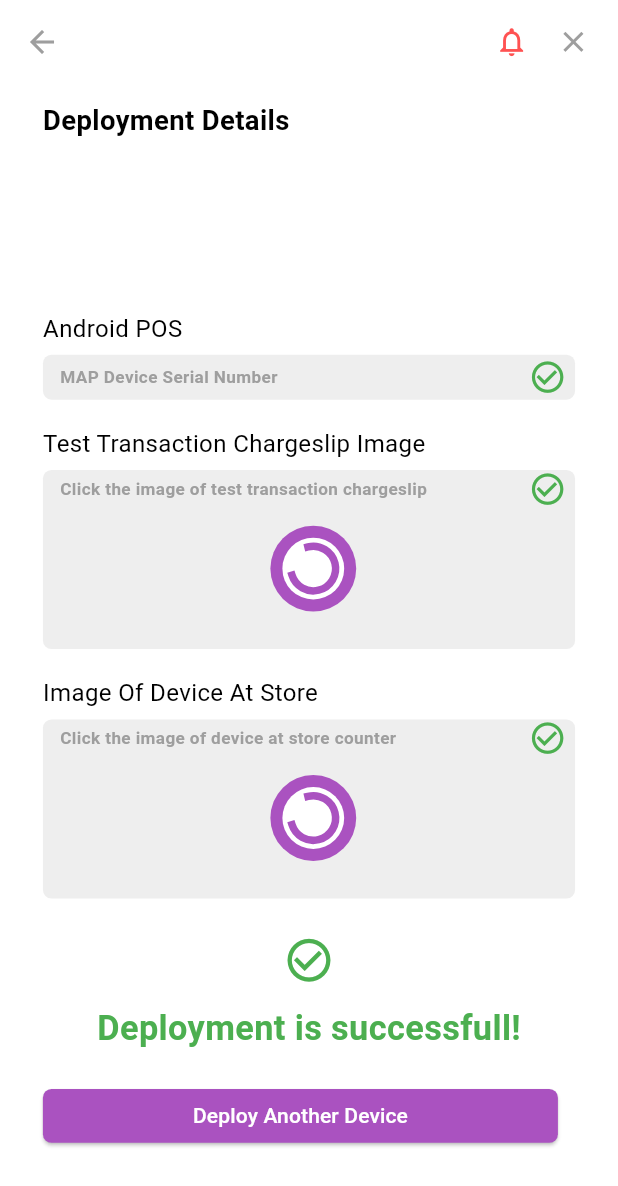
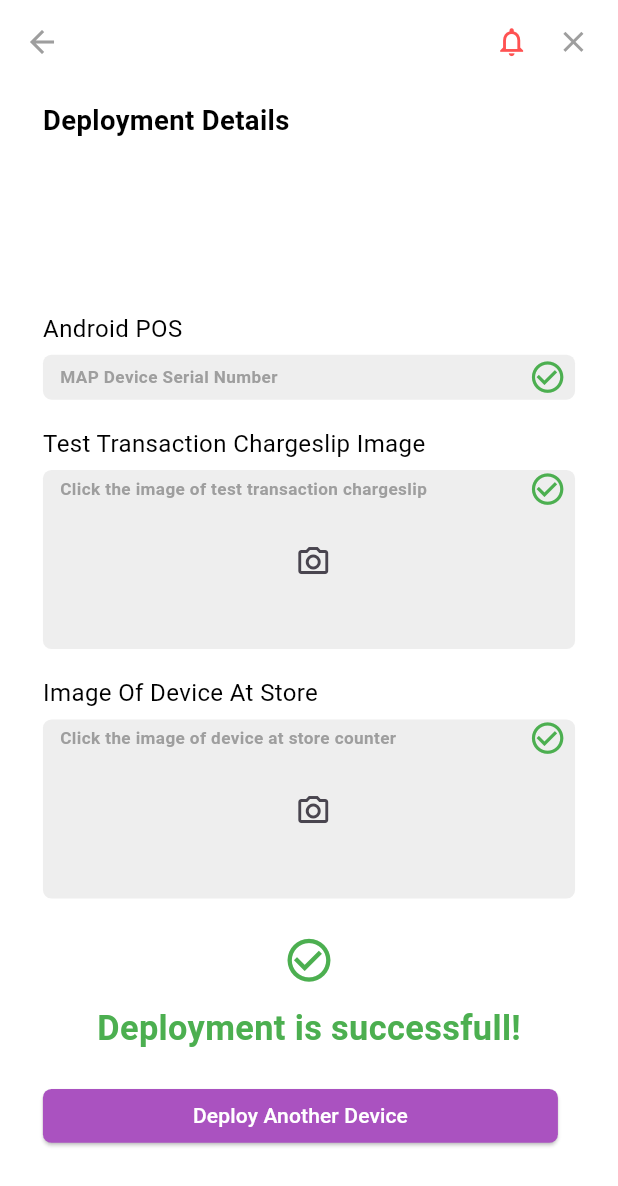
Before and after one commit to ArockiaRejoJ/payment_app, a Flutter app: the AndroidDeploymentScreen screen opened directly with empty values, on a phone screen of 412 x 824 dp. Shown: the top 1186 px of the screen. Run offline on Flutter 3.47's test engine with Material 3 defaults, Android fonts, the phone set to English and light mode, and no system bars; our stand-ins replace flutter_screenutil, image_picker.

```diff
--- a/lib/screens/android_deployment_screen.dart
+++ b/lib/screens/android_deployment_screen.dart
@@ -1,5 +1,8 @@
+import 'dart:io';
+
 import 'package:flutter/material.dart';
 import 'package:flutter_screenutil/flutter_screenutil.dart';
+import 'package:image_picker/image_picker.dart';
 
 class AndroidDeploymentScreen extends StatefulWidget {
   final String? name;
@@ -17,6 +20,53 @@ class AndroidDeploymentScreen extends StatefulWidget {
 }
 
 class _AndroidDeploymentScreenState extends State<AndroidDeploymentScreen> {
+  bool _isloading = false;
+  bool _isloading2 = false;
+  File? _imageFile;
+  File? _imageFile2;
+
+  Future<dynamic> _pickImage(ImageSource source, BuildContext context) async {
+    final picker = ImagePicker();
+    final pickedImage = await picker.pickImage(
+        source: source,
+        preferredCameraDevice: CameraDevice.rear,
+        maxHeight: 200.h,
+        maxWidth: 200.w);
+    setState(() {
+      _isloading = true;
+    });
+
+    if (pickedImage != null) {
+      setState(() {
+        _imageFile = File(pickedImage.path);
+      });
+      setState(() {
+        _isloading = false;
+      });
+    }
+  }
+
+  Future<dynamic> _pickImage1(ImageSource source, BuildContext context) async {
+    final picker = ImagePicker();
+    final pickedImage = await picker.pickImage(
+        source: source,
+        preferredCameraDevice: CameraDevice.rear,
+        maxHeight: 200.h,
+        maxWidth: 200.w);
+    setState(() {
+      _isloading2 = true;
+    });
+
+    if (pickedImage != null) {
+      setState(() {
+        _imageFile2 = File(pickedImage.path);
+      });
+      setState(() {
+        _isloading2 = false;
+      });
+    }
+  }
+
   @override
   Widget build(BuildContext context) {
     return Scaffold(
@@ -137,24 +187,30 @@ class _AndroidDeploymentScreenState extends State<AndroidDeploymentScreen> {
                     ],
                   ),
                   SizedBox(height: 10.h),
-                  Center(
-                    child: CircleAvatar(
-                      maxRadius: 25.r,
-                      minRadius: 25.r,
-                      backgroundColor: Theme.of(context).primaryColor,
-                      child: CircleAvatar(
-                        maxRadius: 18.r,
-                        minRadius: 18.r,
-                        backgroundColor: Colors.white,
-                        child: Padding(
-                          padding: EdgeInsets.all(5.r),
-                          child: CircularProgressIndicator(
-                              color: Theme.of(context).primaryColor,
-                              strokeWidth: 5),
-                        ),
+                  Row(
+                    mainAxisAlignment: MainAxisAlignment.center,
+                    children: [
+                      _imageFile != null
+                          ? _isloading
+                              ? const CircularProgressIndicator()
+                              : Padding(
+                                  padding: EdgeInsets.only(right: 10.w),
+                                  child: SizedBox(
+                                    height: 60.h,
+                                    width: 60.w,
+                                    child: Image.file(
+                                      _imageFile!,
                                     ),
                                   ),
                                 )
+                          : Container(),
+                      IconButton(
+                          onPressed: () {
+                            _pickImage(ImageSource.camera, context);
+                          },
+                          icon: const Icon(Icons.camera_alt_outlined)),
+                    ],
+                  ),
                 ],
               ),
             ),
@@ -198,24 +254,30 @@ class _AndroidDeploymentScreenState extends State<AndroidDeploymentScreen> {
                     ],
                   ),
                   SizedBox(height: 10.h),
-                  Center(
-                    child: CircleAvatar(
-                      maxRadius: 25.r,
-                      minRadius: 25.r,
-                      backgroundColor: Theme.of(context).primaryColor,
-                      child: CircleAvatar(
-                        maxRadius: 18.r,
-                        minRadius: 18.r,
-                        backgroundColor: Colors.white,
-                        child: Padding(
-                          padding: EdgeInsets.all(5.r),
-                          child: CircularProgressIndicator(
-                              color: Theme.of(context).primaryColor,
-                              strokeWidth: 5),
-                        ),
+                  Row(
+                    mainAxisAlignment: MainAxisAlignment.center,
+                    children: [
+                      _imageFile2 != null
+                          ? _isloading2
+                              ? const CircularProgressIndicator()
+                              : Padding(
+                                  padding: EdgeInsets.only(right: 10.w),
+                                  child: SizedBox(
+                                    height: 60.h,
+                                    width: 60.w,
+                                    child: Image.file(
+                                      _imageFile2!,
                                     ),
                                   ),
                                 )
+                          : Container(),
+                      IconButton(
+                          onPressed: () {
+                            _pickImage1(ImageSource.camera, context);
+                          },
+                          icon: const Icon(Icons.camera_alt_outlined)),
+                    ],
+                  ),
                 ],
               ),
             ),
--- a/lib/screens/my_applications_screen.dart
+++ b/lib/screens/my_applications_screen.dart
@@ -138,7 +138,7 @@ class _MyApplicationScreenState extends State<MyApplicationScreen> {
             SizedBox(height: 15.h),
             Expanded(
                 child: ListView.builder(
-              itemCount: 5,
+              itemCount:listOfCustomers.length ,
               itemBuilder: (context, index) => Row(
                 mainAxisAlignment: MainAxisAlignment.spaceBetween,
                 children: [
--- a/lib/screens/payment_screen.dart
+++ b/lib/screens/payment_screen.dart
@@ -193,9 +193,9 @@ class _PaymentScreenState extends State<PaymentScreen> {
                           crossAxisAlignment: CrossAxisAlignment.start,
                           children: [
                             Text("1. "),
-                            SizedBox(height: 5.h),
+                            SizedBox(height: 10.h),
                             Text("2. "),
-                            SizedBox(height: 101.h)
+                            SizedBox(height: 118.5.h)
                           ],
                         ),
                         SizedBox(width: 5.w),
--- a/pubspec.yaml
+++ b/pubspec.yaml
@@ -32,6 +32,7 @@ dependencies:
     sdk: flutter
   flutter_screenutil:
   google_fonts:
+  image_picker:
 
   # The following adds the Cupertino Icons font to your application.
   # Use with the CupertinoIcons class for iOS style icons.
```
Also changed, not shown: lib/screens/soundbox_deployment_Screen.dart (+92 -30 lines), lib/status_container_widget.dart (line endings or trailing spaces), pubspec.lock, 5 other files. Lines whose indentation alone changed are shown as unchanged.
